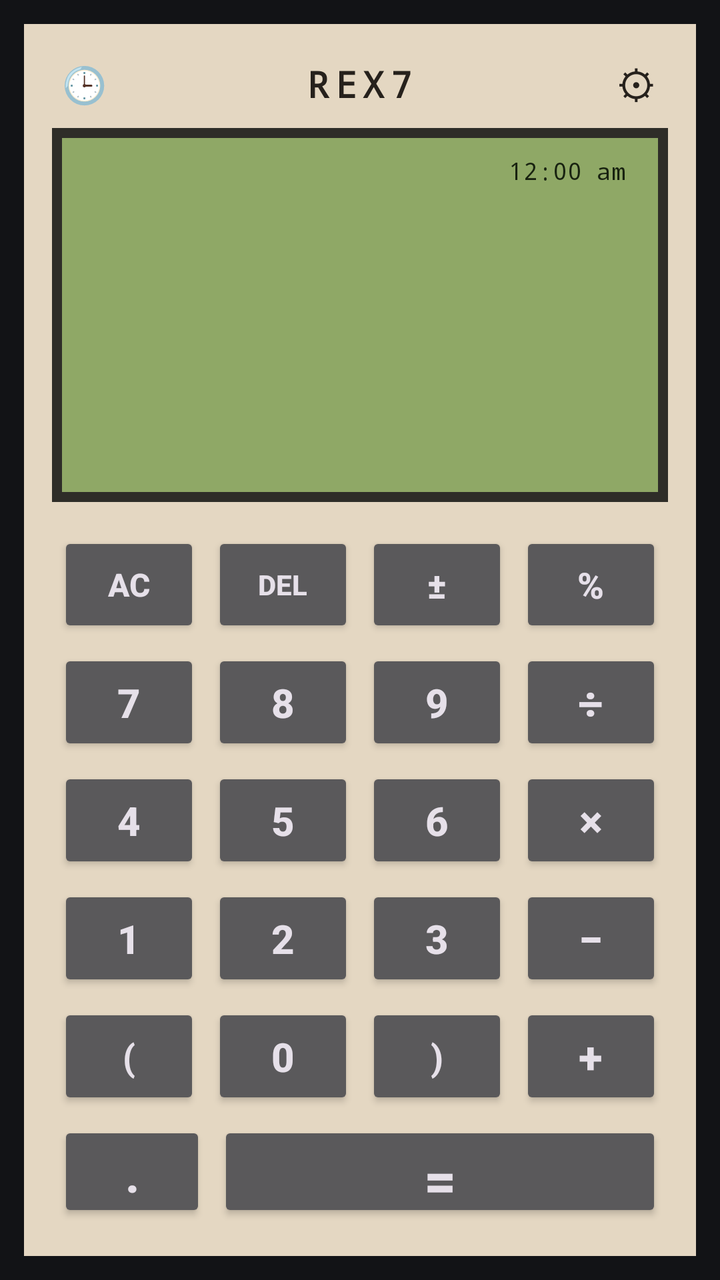
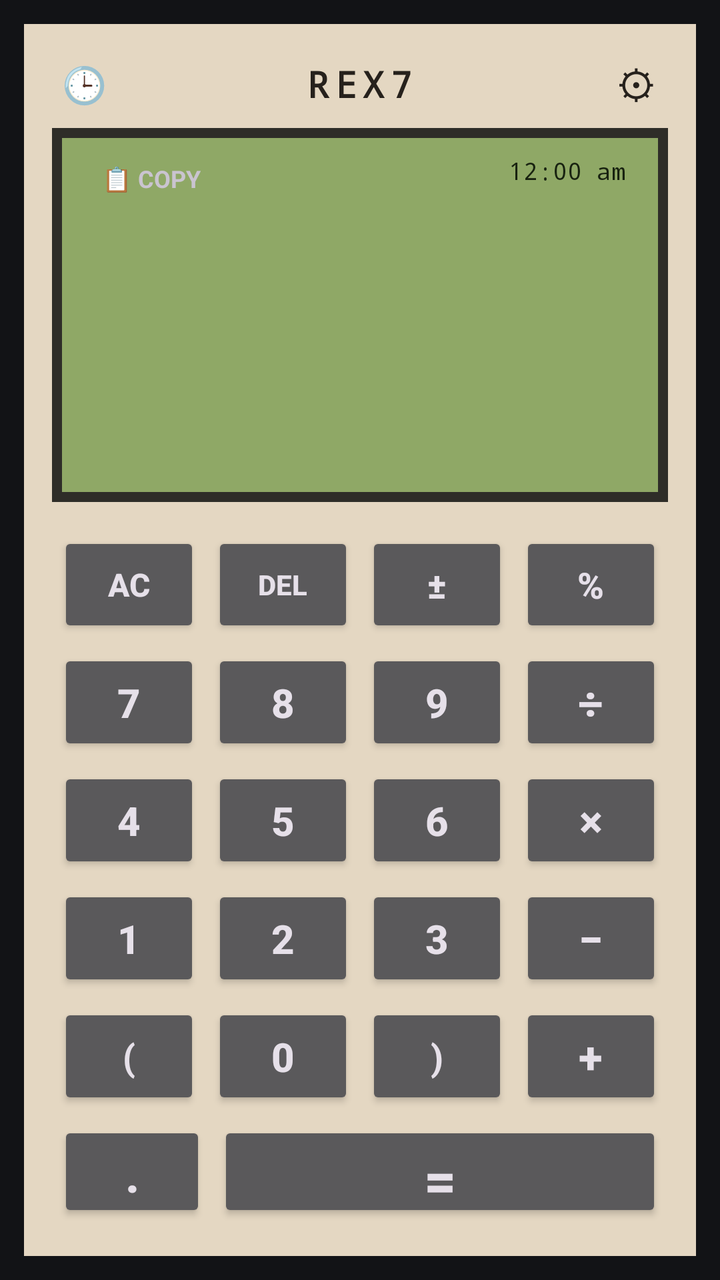

Two renders of the same Android screen: before a commit and after it. Below are the layout's source before the change and the commit's diff.
<!-- AndroidManifest.xml: application theme Theme.REX7Calculator -->
<!-- res/layout/activity_main.xml -->
<?xml version="1.0" encoding="utf-8"?>
<LinearLayout xmlns:android="http://schemas.android.com/apk/res/android"
    android:id="@+id/rootContainer"
    android:layout_width="match_parent"
    android:layout_height="match_parent"
    android:background="#121316"
    android:orientation="vertical"
    android:padding="12dp">

    <LinearLayout
        android:id="@+id/chassisLayout"
        android:layout_width="match_parent"
        android:layout_height="match_parent"
        android:background="#E4D7C2"
        android:orientation="vertical"
        android:padding="14dp">

        <RelativeLayout
            android:layout_width="match_parent"
            android:layout_height="32dp">
            <TextView
                android:id="@+id/btnHistory"
                android:layout_width="32dp"
                android:layout_height="32dp"
                android:layout_alignParentStart="true"
                android:gravity="center"
                android:text="🕒"
                android:textSize="18sp" />
            <TextView
                android:id="@+id/tvBrand"
                android:layout_width="wrap_content"
                android:layout_height="wrap_content"
                android:layout_centerInParent="true"
                android:fontFamily="monospace"
                android:letterSpacing="0.18"
                android:text="REX7"
                android:textColor="#26211C"
                android:textSize="18sp"
                android:textStyle="bold" />
            <TextView
                android:id="@+id/btnSettings"
                android:layout_width="32dp"
                android:layout_height="32dp"
                android:layout_alignParentEnd="true"
                android:gravity="center"
                android:text="⚙"
                android:textColor="#26211C"
                android:textSize="20sp" />
        </RelativeLayout>

        <LinearLayout
            android:id="@+id/lcdBorderLayout"
            android:layout_width="match_parent"
            android:layout_height="0dp"
            android:layout_weight="0.88"
            android:layout_marginTop="6dp"
            android:layout_marginBottom="12dp"
            android:background="#2E2D28"
            android:padding="5dp">

            <LinearLayout
                android:id="@+id/lcdScreen"
                android:layout_width="match_parent"
                android:layout_height="match_parent"
                android:background="#8FA866"
                android:orientation="vertical"
                android:paddingStart="16dp"
                android:paddingTop="8dp"
                android:paddingEnd="16dp"
                android:paddingBottom="10dp">

                <RelativeLayout
                    android:layout_width="match_parent"
                    android:layout_height="wrap_content">
                    <TextView
                        android:id="@+id/tvLcdClock"
                        android:layout_width="wrap_content"
                        android:layout_height="wrap_content"
                        android:layout_alignParentEnd="true"
                        android:fontFamily="monospace"
                        android:text="12:00 am"
                        android:textColor="#182210"
                        android:textSize="12sp" />
                </RelativeLayout>

                <HorizontalScrollView
                    android:id="@+id/scrollExpression"
                    android:layout_width="match_parent"
                    android:layout_height="0dp"
                    android:layout_weight="1"
                    android:fillViewport="true"
                    android:scrollbars="none">

                    <LinearLayout
                        android:layout_width="wrap_content"
                        android:layout_height="match_parent"
                        android:layout_gravity="end"
                        android:gravity="end|center_vertical"
                        android:orientation="horizontal">

                        <TextView
                            android:id="@+id/tvExpression"
                            android:layout_width="wrap_content"
                            android:layout_height="wrap_content"
                            android:fontFamily="monospace"
                            android:gravity="end|center_vertical"
                            android:letterSpacing="0.03"
                            android:text=""
                            android:textColor="#182210"
                            android:textSize="48sp"
                            android:textStyle="bold" />

                        <View
                            android:id="@+id/cursorBar"
                            android:layout_width="3dp"
                            android:layout_height="38dp"
                            android:layout_marginStart="2dp"
                            android:background="#182210"
                            android:visibility="gone" />
                    </LinearLayout>
                </HorizontalScrollView>

                <TextView
                    android:id="@+id/tvResult"
                    android:layout_width="match_parent"
                    android:layout_height="wrap_content"
                    android:fontFamily="monospace"
                    android:gravity="end|bottom"
                    android:textAlignment="viewEnd"
                    android:letterSpacing="0.04"
                    android:singleLine="true"
                    android:text=""
                    android:textColor="#182210"
                    android:textSize="26sp"
                    android:alpha="0.65" />
            </LinearLayout>
        </LinearLayout>

        <LinearLayout
            android:layout_width="match_parent"
            android:layout_height="0dp"
            android:layout_weight="1.65"
            android:orientation="vertical">

            <LinearLayout android:layout_width="match_parent" android:layout_height="0dp" android:layout_weight="1" android:orientation="horizontal">
                <androidx.appcompat.widget.AppCompatButton android:id="@+id/btnAC" android:layout_width="0dp" android:layout_height="match_parent" android:layout_weight="1" android:layout_margin="3dp" android:text="AC" android:textSize="16sp" android:textStyle="bold" />
                <androidx.appcompat.widget.AppCompatButton android:id="@+id/btnDel" android:layout_width="0dp" android:layout_height="match_parent" android:layout_weight="1" android:layout_margin="3dp" android:text="DEL" android:textSize="14sp" android:textStyle="bold" />
                <androidx.appcompat.widget.AppCompatButton android:id="@+id/btnToggleSign" android:layout_width="0dp" android:layout_height="match_parent" android:layout_weight="1" android:layout_margin="3dp" android:text="±" android:textSize="18sp" android:textStyle="bold" />
                <androidx.appcompat.widget.AppCompatButton android:id="@+id/btnPercent" android:layout_width="0dp" android:layout_height="match_parent" android:layout_weight="1" android:layout_margin="3dp" android:text="%" android:textSize="18sp" android:textStyle="bold" />
            </LinearLayout>

            <LinearLayout android:layout_width="match_parent" android:layout_height="0dp" android:layout_weight="1" android:orientation="horizontal">
                <androidx.appcompat.widget.AppCompatButton android:id="@+id/btn7" android:layout_width="0dp" android:layout_height="match_parent" android:layout_weight="1" android:layout_margin="3dp" android:text="7" android:textSize="20sp" android:textStyle="bold" />
                <androidx.appcompat.widget.AppCompatButton android:id="@+id/btn8" android:layout_width="0dp" android:layout_height="match_parent" android:layout_weight="1" android:layout_margin="3dp" android:text="8" android:textSize="20sp" android:textStyle="bold" />
                <androidx.appcompat.widget.AppCompatButton android:id="@+id/btn9" android:layout_width="0dp" android:layout_height="match_parent" android:layout_weight="1" android:layout_margin="3dp" android:text="9" android:textSize="20sp" android:textStyle="bold" />
                <androidx.appcompat.widget.AppCompatButton android:id="@+id/btnDivide" android:layout_width="0dp" android:layout_height="match_parent" android:layout_weight="1" android:layout_margin="3dp" android:text="÷" android:textSize="22sp" android:textStyle="bold" />
            </LinearLayout>

            <LinearLayout android:layout_width="match_parent" android:layout_height="0dp" android:layout_weight="1" android:orientation="horizontal">
                <androidx.appcompat.widget.AppCompatButton android:id="@+id/btn4" android:layout_width="0dp" android:layout_height="match_parent" android:layout_weight="1" android:layout_margin="3dp" android:text="4" android:textSize="20sp" android:textStyle="bold" />
                <androidx.appcompat.widget.AppCompatButton android:id="@+id/btn5" android:layout_width="0dp" android:layout_height="match_parent" android:layout_weight="1" android:layout_margin="3dp" android:text="5" android:textSize="20sp" android:textStyle="bold" />
                <androidx.appcompat.widget.AppCompatButton android:id="@+id/btn6" android:layout_width="0dp" android:layout_height="match_parent" android:layout_weight="1" android:layout_margin="3dp" android:text="6" android:textSize="20sp" android:textStyle="bold" />
                <androidx.appcompat.widget.AppCompatButton android:id="@+id/btnMultiply" android:layout_width="0dp" android:layout_height="match_parent" android:layout_weight="1" android:layout_margin="3dp" android:text="×" android:textSize="22sp" android:textStyle="bold" />
            </LinearLayout>

            <LinearLayout android:layout_width="match_parent" android:layout_height="0dp" android:layout_weight="1" android:orientation="horizontal">
                <androidx.appcompat.widget.AppCompatButton android:id="@+id/btn1" android:layout_width="0dp" android:layout_height="match_parent" android:layout_weight="1" android:layout_margin="3dp" android:text="1" android:textSize="20sp" android:textStyle="bold" />
                <androidx.appcompat.widget.AppCompatButton android:id="@+id/btn2" android:layout_width="0dp" android:layout_height="match_parent" android:layout_weight="1" android:layout_margin="3dp" android:text="2" android:textSize="20sp" android:textStyle="bold" />
                <androidx.appcompat.widget.AppCompatButton android:id="@+id/btn3" android:layout_width="0dp" android:layout_height="match_parent" android:layout_weight="1" android:layout_margin="3dp" android:text="3" android:textSize="20sp" android:textStyle="bold" />
                <androidx.appcompat.widget.AppCompatButton android:id="@+id/btnMinus" android:layout_width="0dp" android:layout_height="match_parent" android:layout_weight="1" android:layout_margin="3dp" android:text="−" android:textSize="22sp" android:textStyle="bold" />
            </LinearLayout>

            <LinearLayout android:layout_width="match_parent" android:layout_height="0dp" android:layout_weight="1" android:orientation="horizontal">
                <androidx.appcompat.widget.AppCompatButton android:id="@+id/btnParenOpen" android:layout_width="0dp" android:layout_height="match_parent" android:layout_weight="1" android:layout_margin="3dp" android:text="(" android:textSize="18sp" android:textStyle="bold" />
                <androidx.appcompat.widget.AppCompatButton android:id="@+id/btn0" android:layout_width="0dp" android:layout_height="match_parent" android:layout_weight="1" android:layout_margin="3dp" android:text="0" android:textSize="20sp" android:textStyle="bold" />
                <androidx.appcompat.widget.AppCompatButton android:id="@+id/btnParenClose" android:layout_width="0dp" android:layout_height="match_parent" android:layout_weight="1" android:layout_margin="3dp" android:text=")" android:textSize="18sp" android:textStyle="bold" />
                <androidx.appcompat.widget.AppCompatButton android:id="@+id/btnPlus" android:layout_width="0dp" android:layout_height="match_parent" android:layout_weight="1" android:layout_margin="3dp" android:text="+" android:textSize="22sp" android:textStyle="bold" />
            </LinearLayout>

            <LinearLayout android:layout_width="match_parent" android:layout_height="0dp" android:layout_weight="0.95" android:orientation="horizontal">
                <androidx.appcompat.widget.AppCompatButton android:id="@+id/btnDot" android:layout_width="0dp" android:layout_height="match_parent" android:layout_weight="1" android:layout_margin="3dp" android:text="." android:textSize="24sp" android:textStyle="bold" />
                <androidx.appcompat.widget.AppCompatButton android:id="@+id/btnEqual" android:layout_width="0dp" android:layout_height="match_parent" android:layout_weight="3" android:layout_margin="3dp" android:text="=" android:textSize="28sp" android:textStyle="bold" />
            </LinearLayout>
        </LinearLayout>
    </LinearLayout>
</LinearLayout>
<!-- resources referenced by this layout -->
<resources>
  <style name="Theme.REX7Calculator" parent="Theme.Material3.Dark.NoActionBar">
          <item name="android:statusBarColor">#121214</item>
          <item name="android:navigationBarColor">#121214</item>
          <item name="android:windowLightStatusBar">false</item>
      </style>
</resources>

<!-- the commit's change to res/layout/activity_main.xml (unified diff, before → after) -->
@@ -72,6 +72,7 @@
                 <RelativeLayout
                     android:layout_width="match_parent"
                     android:layout_height="wrap_content">
+                    <TextView android:id="@+id/btnCopy" android:layout_width="wrap_content" android:layout_height="wrap_content" android:layout_alignParentStart="true" android:text="📋 COPY" android:textSize="12sp" android:textStyle="bold" android:padding="4dp" />
                     <TextView
                         android:id="@+id/tvLcdClock"
                         android:layout_width="wrap_content"
